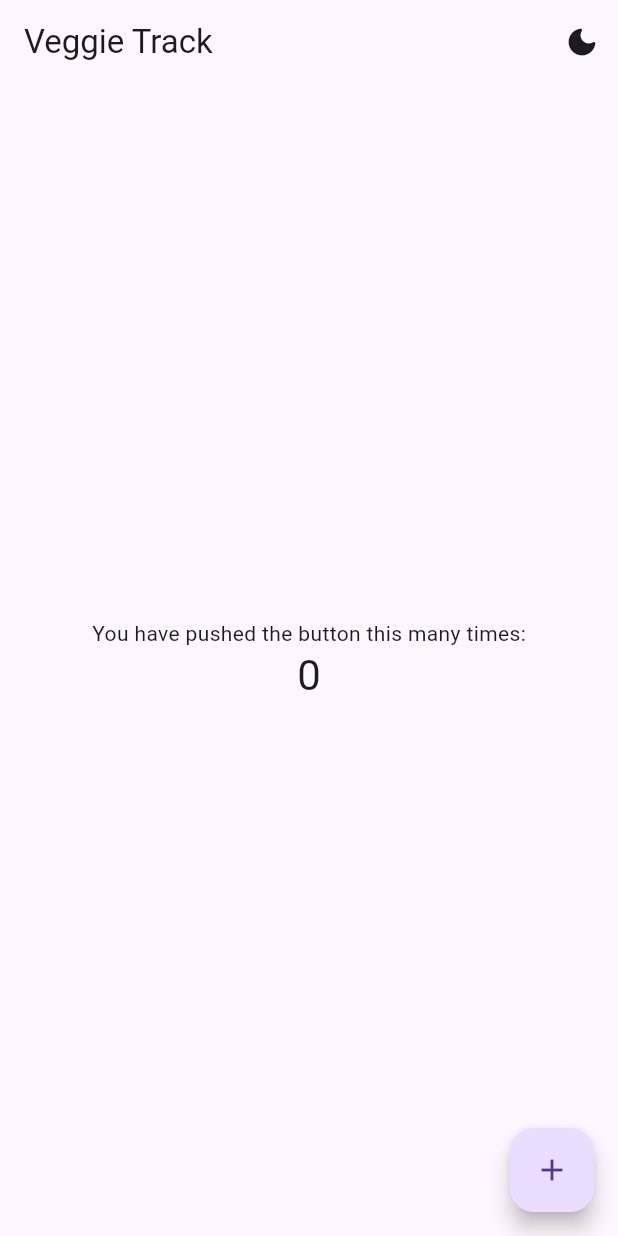
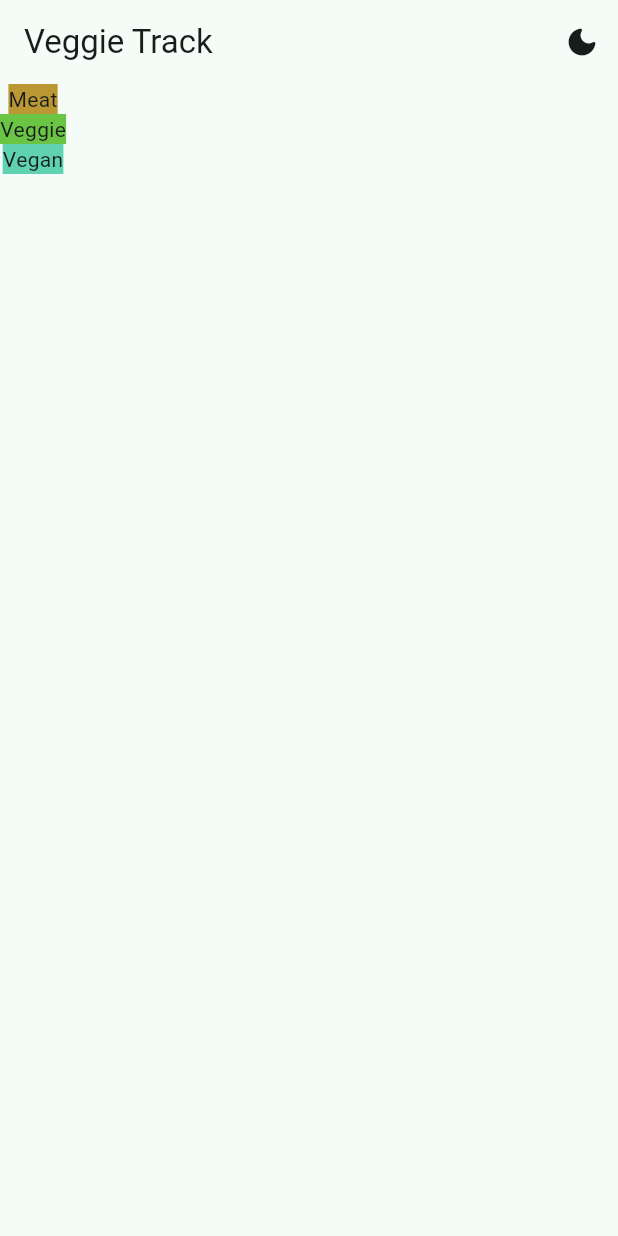
Before and after one commit to cs3991/veggie_track, a Flutter app: the screen it shows after launch, on a phone screen of 412 x 824 dp. Run offline on Flutter 3.47's test engine with Material 2 defaults, Android fonts, the phone set to English and light mode, and no system bars; drawn by our look-alikes of dynamic_color; our stand-ins replace flutter_bloc, hydrated_bloc.

Commit message:
add extended colors to theme data

```diff
--- /dev/null
+++ b/lib/calendar/ui/calendar_page.dart
@@ -0,0 +1,34 @@
+import 'package:flutter/material.dart';
+import 'package:veggie_track/theme/custom_colors.dart';
+import 'package:veggie_track/theme/ui/theme_chooser.dart';
+
+class CalendarPage extends StatelessWidget {
+  @override
+  Widget build(BuildContext context) {
+    return Scaffold(
+      backgroundColor: Theme.of(context).colorScheme.background,
+      appBar: AppBar(
+        title: const Text('Veggie Track'),
+        actions: const [
+          ThemeSwitcherIcon(),
+        ],
+      ),
+      body: Column(
+        children: [
+          ColoredBox(
+            color: Theme.of(context).extension<CustomColors>()!.meatColor,
+            child: const Text('Meat'),
+          ),
+          ColoredBox(
+            color: Theme.of(context).extension<CustomColors>()!.veggieColor,
+            child: const Text('Veggie'),
+          ),
+          ColoredBox(
+            color: Theme.of(context).extension<CustomColors>()!.veganColor,
+            child: const Text('Vegan'),
+          ),
+        ],
+      ),
+    );
+  }
+}
--- a/lib/main.dart
+++ b/lib/main.dart
@@ -5,8 +5,10 @@ import 'package:flutter/services.dart';
 import 'package:flutter_bloc/flutter_bloc.dart';
 import 'package:hydrated_bloc/hydrated_bloc.dart';
 import 'package:path_provider/path_provider.dart';
-import 'package:veggie_track/theme/brightness_cubit.dart';
-import 'package:veggie_track/theme/ui/theme_chooser.dart';
+import 'package:veggie_track/theme/cubit/brightness_cubit.dart';
+import 'package:veggie_track/theme/custom_colors.dart';
+
+import 'calendar/ui/calendar_page.dart';
 
 Future<void> main() async {
   WidgetsFlutterBinding.ensureInitialized();
@@ -17,7 +19,7 @@ Future<void> main() async {
         : await getTemporaryDirectory(),
   );
   // navbar and statusbar color setup:
-  SystemChrome.setSystemUIOverlayStyle(SystemUiOverlayStyle(
+  SystemChrome.setSystemUIOverlayStyle(const SystemUiOverlayStyle(
       systemStatusBarContrastEnforced: false,
       systemNavigationBarColor: Colors.transparent,
       systemNavigationBarDividerColor: Colors.transparent));
@@ -37,75 +39,39 @@ class App extends StatelessWidget {
       ],
       child: BlocBuilder<BrightnessCubit, Brightness>(
         builder: (context, brightness) {
+          final defaultTheme = ThemeData(
+            useMaterial3: true,
+            colorScheme: ColorScheme.fromSeed(
+              seedColor: const Color(0xFF006c51),
+            ),
+            extensions: [
+              CustomColors(
+                veganColor: const Color(0xff5fd3b0),
+                veggieColor: const Color(0xff6bc544),
+                meatColor: const Color(0xffbc9834),
+              )
+            ],
+          );
           return DynamicColorBuilder(
-              builder: (lightColorScheme, darkColorScheme) => MaterialApp(
+              builder: (lightDynamicColorScheme, darkDynamicColorScheme) =>
+                  MaterialApp(
                     title: 'Veggie Track',
                     debugShowCheckedModeBanner: false,
-                    theme: ThemeData(
-                      useMaterial3: true,
-                      colorScheme: lightColorScheme,
+                    theme: defaultTheme.copyWith(
+                      colorScheme: lightDynamicColorScheme,
+                      // brightness: Brightness.light,
                     ),
-                    darkTheme: ThemeData(
-                      useMaterial3: true,
-                      colorScheme: darkColorScheme,
+                    darkTheme: defaultTheme.copyWith(
+                      colorScheme: darkDynamicColorScheme,
+                      brightness: Brightness.dark,
                     ),
                     themeMode: brightness == Brightness.dark
                         ? ThemeMode.dark
                         : ThemeMode.light,
-                    home: const MyHomePage(),
+                    home: CalendarPage(),
                   ));
         },
       ),
     );
   }
 }
-
-class MyHomePage extends StatefulWidget {
-  const MyHomePage({super.key});
-
-  @override
-  State<MyHomePage> createState() => _MyHomePageState();
-}
-
-class _MyHomePageState extends State<MyHomePage> {
-  int _counter = 0;
-
-  void _incrementCounter() {
-    setState(() {
-      _counter++;
-    });
-  }
-
-  @override
-  Widget build(BuildContext context) {
-    return Scaffold(
-      backgroundColor: Theme.of(context).colorScheme.background,
-
-      appBar: AppBar(
-        title: Text('Veggie Track'),
-        actions: [
-          ThemeSwitcherIcon(),
-        ],
-      ),
-      body: Center(
-        child: Column(
-          mainAxisAlignment: MainAxisAlignment.center,
-          children: <Widget>[
-            const Text(
-              'You have pushed the button this many times:',
-            ),
-            Text(
-              '$_counter',
-              style: Theme.of(context).textTheme.headline4,
-            ),
-          ],
-        ),
-      ),
-      floatingActionButton: FloatingActionButton(
-        onPressed: _incrementCounter,
-        tooltip: 'Increment',
-        child: const Icon(Icons.add),
-      ), //
-    );
-  }
-}
--- /dev/null
+++ b/lib/theme/custom_colors.dart
@@ -0,0 +1,35 @@
+import 'package:flutter/material.dart';
+
+class CustomColors extends ThemeExtension<CustomColors> {
+  CustomColors({
+    required this.meatColor,
+    required this.veggieColor,
+    required this.veganColor,
+  });
+
+  final Color meatColor;
+  final Color veggieColor;
+  final Color veganColor;
+
+  @override
+  ThemeExtension<CustomColors> copyWith() {
+    return CustomColors(
+      meatColor: meatColor,
+      veggieColor: veggieColor,
+      veganColor: veganColor,
+    );
+  }
+
+  @override
+  ThemeExtension<CustomColors> lerp(
+      ThemeExtension<CustomColors>? other, double t) {
+    if (other is! CustomColors) {
+      return this;
+    }
+    return CustomColors(
+      meatColor: Color.lerp(meatColor, other.meatColor, t) ?? meatColor,
+      veggieColor: Color.lerp(veggieColor, other.veggieColor, t) ?? veggieColor,
+      veganColor: Color.lerp(veganColor, other.veganColor, t) ?? veganColor,
+    );
+  }
+}
--- a/lib/theme/ui/theme_chooser.dart
+++ b/lib/theme/ui/theme_chooser.dart
@@ -1,7 +1,7 @@
 import 'package:flutter/material.dart';
 import 'package:flutter_bloc/flutter_bloc.dart';
 
-import '../brightness_cubit.dart';
+import '../cubit/brightness_cubit.dart';
 
 class ThemeSwitcherIcon extends StatelessWidget {
   const ThemeSwitcherIcon({super.key});
```
Also changed, not shown: lib/theme/cubit/brightness_cubit.dart (renamed from lib/theme/brightness_cubit.dart).
